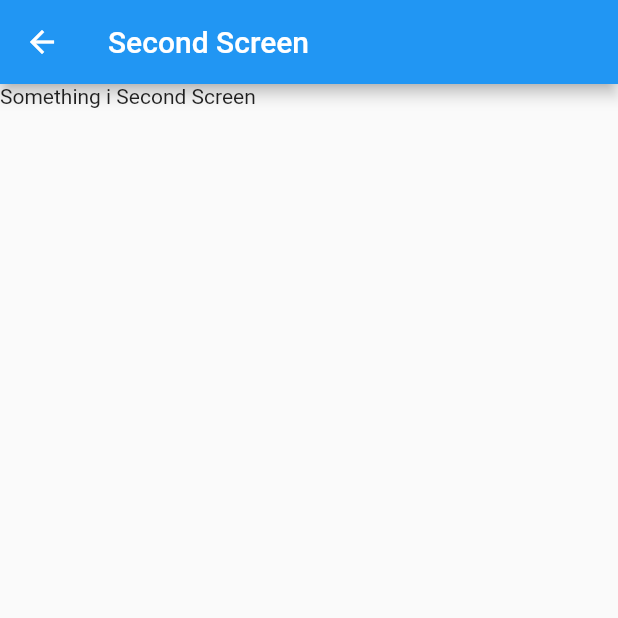
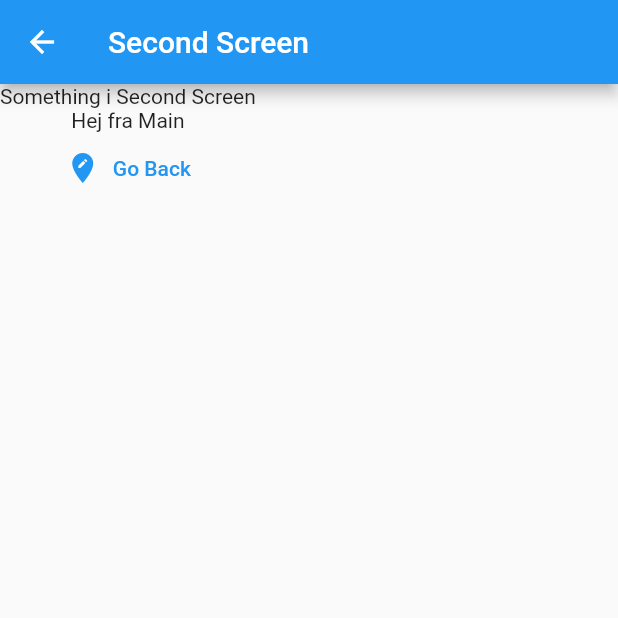
Before and after one commit to JanSternJohansen/Klasse1205hf22085p_AppIII, a Flutter app: the screen it shows after launch, after a tap on "Go to Second Page", on a phone screen of 412 x 824 dp, the top half of it. Run offline on Flutter 3.47's test engine with Material 2 defaults, Android fonts, the phone set to English and light mode, and no system bars.

Commit message:
Commit tirsdag 13:00

```diff
--- a/nav_test_jan/lib/main.dart
+++ b/nav_test_jan/lib/main.dart
@@ -33,7 +33,7 @@ class _HomeState extends State<Home> {
             onPressed: (){
               Navigator.of(context).push(
                   MaterialPageRoute(
-                  builder: (context) => const Second())
+                  builder: (context) => Second('Hej fra Main'))
               );
             },
             icon: Icon(Icons.edit_location),
--- a/nav_test_jan/lib/second.dart
+++ b/nav_test_jan/lib/second.dart
@@ -5,7 +5,9 @@
 import 'package:flutter/material.dart';
 
 class Second extends StatefulWidget {
-  const Second({Key? key}) : super(key: key);
+  String message = '';
+
+  Second(this.message, {Key? key}) : super(key: key);
 
   @override
   State<Second> createState() => _SecondState();
@@ -17,7 +19,20 @@ class _SecondState extends State<Second> {
     return Scaffold(
       appBar: AppBar(
           title: Text('Second Screen')),
-      body: Text('Something i Second Screen')
+      body: Column(
+        children: <Widget>[
+        Text('Something i Second Screen'),
+          Text(widget.message),  // Magic
+          TextButton.icon(
+            onPressed: (){
+              Navigator.of(context).pop();
+            },
+            icon: Icon(Icons.edit_location),
+            label: Text('Go Back'),
+          ),
+        ]
+      )
+
     );
   }
 }
```
